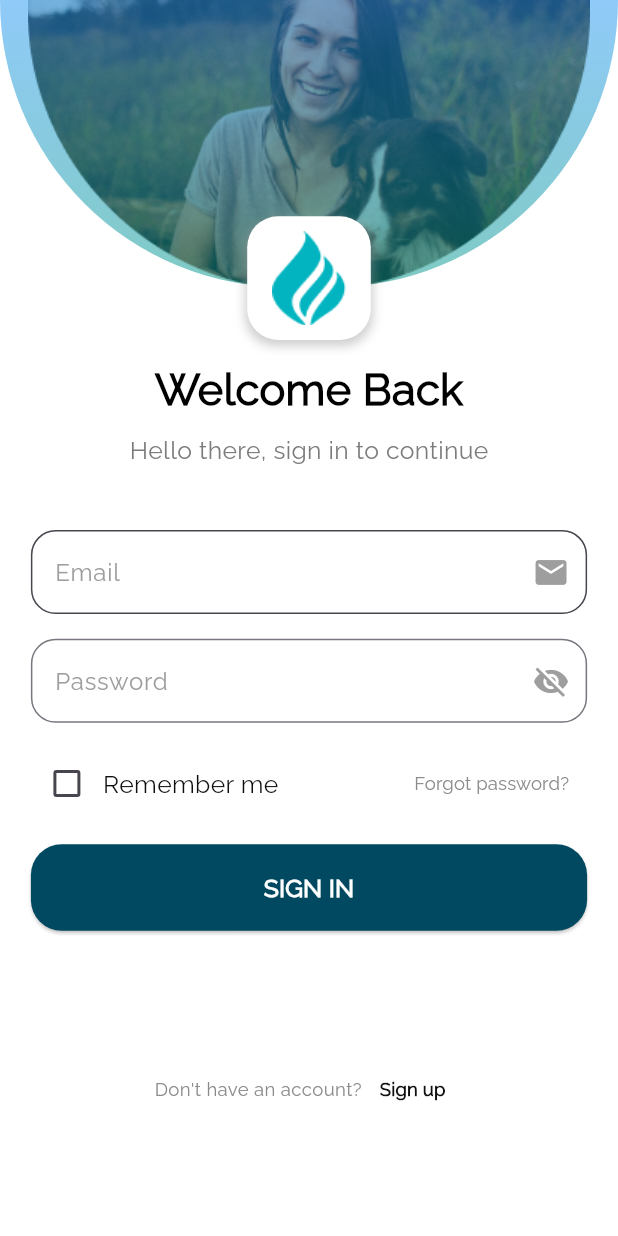
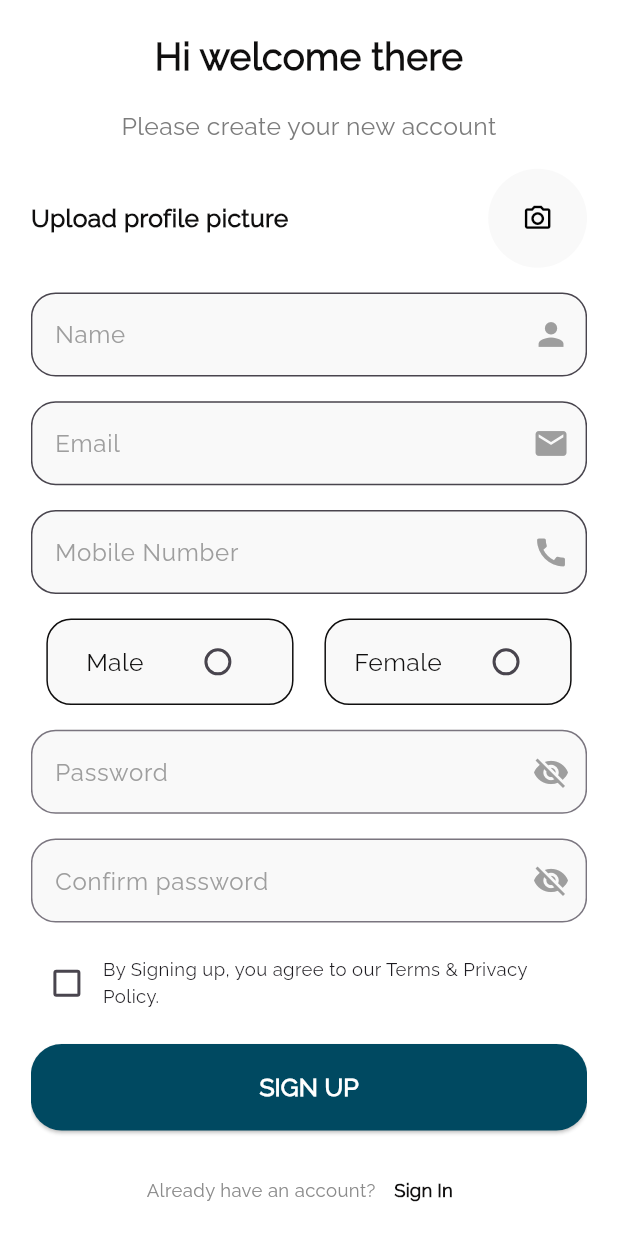
Before and after one commit to aadi-shukla/ClipCuts, a Flutter app: the screen it shows after launch, after a tap on "Sign up", on a phone screen of 412 x 824 dp. Run offline on Flutter 3.47's test engine with Material 3 defaults, Android fonts, the phone set to English and light mode, and no system bars; our stand-ins replace flutter_svg; project files that could hold a hidden picture were left out.

Commit message:
sign up screen added

```diff
--- a/clip_cuts/lib/src/features/sign_in_screen/presentation/sign_in_scren.dart
+++ b/clip_cuts/lib/src/features/sign_in_screen/presentation/sign_in_scren.dart
@@ -1,3 +1,4 @@
+import 'package:clip_cuts/src/features/sign_up_screen/presentation/sign_up_screen.dart';
 import 'package:flutter/material.dart';
 
 class SignInScreen extends StatefulWidget {
@@ -133,7 +134,7 @@ class _SignInScreenState extends State<SignInScreen> {
                   decoration: BoxDecoration(
                     color: isEmailFocused
                         ? const Color(0xff00B4BF).withOpacity(0.1)
-                        : const Color(0xffffffff),
+                        : const Color(0xfff9f9f9),
                     borderRadius: BorderRadius.circular(
                         MediaQuery.of(context).size.height * 0.02),
                   ),
@@ -188,7 +189,7 @@ class _SignInScreenState extends State<SignInScreen> {
                   decoration: BoxDecoration(
                     color: isPasswordFocused
                         ? const Color(0xff00B4BF).withOpacity(0.1)
-                        : const Color(0xffffffff),
+                        : const Color(0xfff9f9f9),
                     borderRadius: BorderRadius.circular(
                         MediaQuery.of(context).size.height * 0.02),
                   ),
@@ -320,7 +321,14 @@ class _SignInScreenState extends State<SignInScreen> {
                   ),
                 ),
                 TextButton(
-                  onPressed: () {},
+                  onPressed: () {
+                    Navigator.push(
+                      context,
+                      MaterialPageRoute(
+                        builder: (context) => const SignUpScreen(),
+                      ),
+                    );
+                  },
                   child: Text(
                     "Sign up",
                     style: TextStyle(
--- /dev/null
+++ b/clip_cuts/lib/src/features/sign_up_screen/presentation/sign_up_screen.dart
@@ -0,0 +1,536 @@
+import 'package:clip_cuts/src/features/sign_in_screen/presentation/sign_in_scren.dart';
+import 'package:flutter/material.dart';
+// import 'package:image_picker/image_picker.dart';
+
+class SignUpScreen extends StatefulWidget {
+  const SignUpScreen({super.key});
+
+  @override
+  State<SignUpScreen> createState() => _SignUpScreenState();
+}
+
+class _SignUpScreenState extends State<SignUpScreen> {
+  // XFile? _profileImage;
+  // final ImagePicker _picker = ImagePicker();
+  bool _isTermsAccepted = false;
+  bool isNameFocused = false;
+  bool isEmailFocused = false;
+  bool isPasswordFocused = false;
+  bool isConfirmPasswordFocused = false;
+  bool isMobileFocused = false;
+  bool isPasswordObsecure = true;
+  bool isConfirmPasswordObsecure = true;
+  String selectedGender = '';
+
+  // Future<void> _pickImage() async {
+  //   final XFile? pickedImage =
+  //       await _picker.pickImage(source: ImageSource.gallery);
+  //   if (pickedImage != null) {
+  //     setState(() {
+  //       _profileImage = pickedImage;
+  //     });
+  //   }
+  // }
+
+  @override
+  Widget build(BuildContext context) {
+    return Scaffold(
+      backgroundColor: const Color(0xffffffff),
+      body: SafeArea(
+        child: Padding(
+          padding: EdgeInsets.all(MediaQuery.of(context).size.width * 0.05),
+          child: SingleChildScrollView(
+            child: Column(
+              crossAxisAlignment: CrossAxisAlignment.stretch,
+              children: [
+                Text(
+                  "Hi welcome there",
+                  style: TextStyle(
+                    fontSize: MediaQuery.of(context).size.height * 0.03,
+                    fontWeight: FontWeight.bold,
+                    color: const Color(0xff100f0f),
+                  ),
+                  textAlign: TextAlign.center,
+                ),
+                SizedBox(height: MediaQuery.of(context).size.height * 0.02),
+                Text(
+                  "Please create your new account",
+                  style: TextStyle(
+                    fontSize: MediaQuery.of(context).size.height * 0.02,
+                    color: const Color(0xff7c7c7c),
+                  ),
+                  textAlign: TextAlign.center,
+                ),
+                SizedBox(height: MediaQuery.of(context).size.height * 0.02),
+                Row(
+                  mainAxisAlignment: MainAxisAlignment.spaceBetween,
+                  crossAxisAlignment: CrossAxisAlignment.center,
+                  children: [
+                    Text(
+                      "Upload profile picture",
+                      style: TextStyle(
+                        fontSize: MediaQuery.of(context).size.height * 0.02,
+                        color: const Color(0xff100f0f),
+                        fontWeight: FontWeight.bold,
+                      ),
+                    ),
+                    GestureDetector(
+                      // onTap: _pickImage,
+                      child: CircleAvatar(
+                        radius: MediaQuery.of(context).size.height * 0.04,
+                        backgroundColor: const Color(0xfff9f9f9),
+
+                        // backgroundImage: _profileImage != null
+                        //     ? FileImage(File(_profileImage!.path))
+                        //     : null,
+                        child: Icon(
+                          Icons.camera_alt_outlined,
+                          size: MediaQuery.of(context).size.height * 0.025,
+                          color: const Color(0xff000000),
+                        ),
+                      ),
+                    ),
+                  ],
+                ),
+                SizedBox(height: MediaQuery.of(context).size.height * 0.02),
+                Focus(
+                  onFocusChange: (hasFocus) {
+                    setState(() {
+                      isNameFocused = hasFocus;
+                    });
+                  },
+                  child: Container(
+                    decoration: BoxDecoration(
+                      color: isNameFocused
+                          ? const Color(0xff00B4BF).withOpacity(0.1)
+                          : const Color(0xfff9f9f9),
+                      borderRadius: BorderRadius.circular(
+                          MediaQuery.of(context).size.height * 0.02),
+                    ),
+                    child: TextField(
+                      decoration: InputDecoration(
+                        hintText: "Name",
+                        hintStyle: TextStyle(
+                          color: isNameFocused
+                              ? const Color(0xff00B4BF)
+                              : Colors.grey,
+                        ),
+                        suffixIcon: Icon(
+                          Icons.person,
+                          size: MediaQuery.of(context).size.height * 0.03,
+                          color: isNameFocused
+                              ? const Color(0xff00B4BF)
+                              : Colors.grey,
+                        ),
+                        border: OutlineInputBorder(
+                          borderRadius: BorderRadius.circular(
+                              MediaQuery.of(context).size.height * 0.02),
+                          borderSide: const BorderSide(color: Colors.grey),
+                        ),
+                        focusedBorder: OutlineInputBorder(
+                          borderRadius: BorderRadius.circular(
+                              MediaQuery.of(context).size.height * 0.02),
+                          borderSide: BorderSide(
+                              color: isNameFocused
+                                  ? const Color(0xff00B4BF)
+                                  : Colors.grey),
+                        ),
+                        filled: true,
+                        fillColor: Colors.transparent,
+                      ),
+                    ),
+                  ),
+                ),
+                SizedBox(height: MediaQuery.of(context).size.height * 0.02),
+                Focus(
+                  onFocusChange: (hasFocus) {
+                    setState(() {
+                      isEmailFocused = hasFocus;
+                    });
+                  },
+                  child: Container(
+                    decoration: BoxDecoration(
+                      color: isEmailFocused
+                          ? const Color(0xff00B4BF).withOpacity(0.1)
+                          : const Color(0xfff9f9f9),
+                      borderRadius: BorderRadius.circular(
+                          MediaQuery.of(context).size.height * 0.02),
+                    ),
+                    child: TextField(
+                      decoration: InputDecoration(
+                        // labelText: "Email",
+                        hintText: "Email",
+                        hintStyle: TextStyle(
+                          color: isEmailFocused
+                              ? const Color(0xff00B4BF)
+                              : Colors.grey,
+                        ),
+                        suffixIcon: Icon(
+                          Icons.email,
+                          size: MediaQuery.of(context).size.height * 0.03,
+                          color: isEmailFocused
+                              ? const Color(0xff00B4BF)
+                              : Colors.grey,
+                        ),
+                        border: OutlineInputBorder(
+                          borderRadius: BorderRadius.circular(
+                              MediaQuery.of(context).size.height * 0.02),
+                          borderSide: const BorderSide(color: Colors.grey),
+                        ),
+                        focusedBorder: OutlineInputBorder(
+                          borderRadius: BorderRadius.circular(
+                              MediaQuery.of(context).size.height * 0.02),
+                          borderSide: BorderSide(
+                              color: isEmailFocused
+                                  ? const Color(0xff00B4BF)
+                                  : Colors.grey),
+                        ),
+                        filled: true,
+                        fillColor: Colors.transparent,
+                      ),
+                    ),
+                  ),
+                ),
+                SizedBox(height: MediaQuery.of(context).size.height * 0.02),
+                Focus(
+                  onFocusChange: (hasFocus) {
+                    setState(() {
+                      isMobileFocused = hasFocus;
+                    });
+                  },
+                  child: Container(
+                    decoration: BoxDecoration(
+                      color: isMobileFocused
+                          ? const Color(0xff00B4BF).withOpacity(0.1)
+                          : const Color(0xfff9f9f9),
+                      borderRadius: BorderRadius.circular(
+                          MediaQuery.of(context).size.height * 0.02),
+                    ),
+                    child: TextField(
+                      decoration: InputDecoration(
+                        hintText: "Mobile Number",
+                        hintStyle: TextStyle(
+                          color: isMobileFocused
+                              ? const Color(0xff00B4BF)
+                              : Colors.grey,
+                        ),
+                        suffixIcon: Icon(
+                          Icons.call,
+                          size: MediaQuery.of(context).size.height * 0.03,
+                          color: isMobileFocused
+                              ? const Color(0xff00B4BF)
+                              : Colors.grey,
+                        ),
+                        border: OutlineInputBorder(
+                          borderRadius: BorderRadius.circular(
+                              MediaQuery.of(context).size.height * 0.02),
+                          borderSide: const BorderSide(color: Colors.grey),
+                        ),
+                        focusedBorder: OutlineInputBorder(
+                          borderRadius: BorderRadius.circular(
+                              MediaQuery.of(context).size.height * 0.02),
+                          borderSide: BorderSide(
+                              color: isMobileFocused
+                                  ? const Color(0xff00B4BF)
+                                  : Colors.grey),
+                        ),
+                        filled: true,
+                        fillColor: Colors.transparent,
+                      ),
+                      keyboardType: TextInputType.number,
+                    ),
+                  ),
+                ),
+                SizedBox(height: MediaQuery.of(context).size.height * 0.02),
+                Row(
+                  mainAxisAlignment: MainAxisAlignment.spaceAround,
+                  children: [
+                    Container(
+                      height: MediaQuery.of(context).size.height * 0.07,
+                      width: MediaQuery.of(context).size.width * 0.4,
+                      decoration: BoxDecoration(
+                        color: const Color(0xfff9f9f9),
+                        borderRadius: BorderRadius.circular(
+                          MediaQuery.of(context).size.height * 0.02,
+                        ),
+                        border: Border.all(
+                          color: const Color(0xff100f0f),
+                        ),
+                      ),
+                      child: Row(
+                        mainAxisAlignment: MainAxisAlignment.spaceEvenly,
+                        children: [
+                          Text(
+                            "Male",
+                            style: TextStyle(
+                              color: const Color(0xff100f0f),
+                              fontSize:
+                                  MediaQuery.of(context).size.height * 0.02,
+                            ),
+                          ),
+                          Radio(
+                            value: "Male",
+                            groupValue: selectedGender,
+                            activeColor: const Color(0xff00B4BF),
+                            onChanged: (value) {
+                              setState(() {
+                                selectedGender = value.toString();
+                              });
+                            },
+                          ),
+                        ],
+                      ),
+                    ),
+                    Container(
+                      height: MediaQuery.of(context).size.height * 0.07,
+                      width: MediaQuery.of(context).size.width * 0.4,
+                      decoration: BoxDecoration(
+                        color: const Color(0xfff9f9f9),
+                        borderRadius: BorderRadius.circular(
+                          MediaQuery.of(context).size.height * 0.02,
+                        ),
+                        border: Border.all(
+                          color: const Color(0xff100f0f),
+                        ),
+                      ),
+                      child: Row(
+                        mainAxisAlignment: MainAxisAlignment.spaceEvenly,
+                        children: [
+                          Text(
+                            "Female",
+                            style: TextStyle(
+                              color: const Color(0xff100f0f),
+                              fontSize:
+                                  MediaQuery.of(context).size.height * 0.02,
+                            ),
+                          ),
+                          Radio(
+                            value: "Female",
+                            groupValue: selectedGender,
+                            activeColor: const Color(0xff00B4BF),
+                            onChanged: (value) {
+                              setState(() {
+                                selectedGender = value.toString();
+                              });
+                            },
+                          ),
+                        ],
+                      ),
+                    ),
+                  ],
+                ),
+                SizedBox(height: MediaQuery.of(context).size.height * 0.02),
+                Focus(
+                  onFocusChange: (hasFocus) {
+                    setState(() {
+                      isPasswordFocused = hasFocus;
+                    });
+                  },
+                  child: Container(
+                    decoration: BoxDecoration(
+                      color: isPasswordFocused
+                          ? const Color(0xff00B4BF).withOpacity(0.1)
+                          : const Color(0xfff9f9f9),
+                      borderRadius: BorderRadius.circular(
+                          MediaQuery.of(context).size.height * 0.02),
+                    ),
+                    child: TextField(
+                      obscureText: isPasswordObsecure,
+                      decoration: InputDecoration(
+                        hintText: "Password",
+                        hintStyle: TextStyle(
+                          color: isPasswordFocused
+                              ? const Color(0xff00B4BF)
+                              : Colors.grey,
+                        ),
+                        suffixIcon: GestureDetector(
+                          onTap: () {
+                            setState(() {
+                              isPasswordObsecure =
+                                  !isPasswordObsecure; // Toggle the state
+                            });
+                          },
+                          child: Icon(
+                            isPasswordObsecure
+                                ? Icons.visibility_off
+                                : Icons.visibility,
+                            size: MediaQuery.of(context).size.height * 0.03,
+                            color: isPasswordFocused
+                                ? const Color(0xff00B4BF)
+                                : Colors.grey,
+                          ),
+                        ),
+                        border: OutlineInputBorder(
+                          borderRadius: BorderRadius.circular(
+                              MediaQuery.of(context).size.height * 0.02),
+                          borderSide: BorderSide(
+                              color: isPasswordFocused
+                                  ? const Color(0xff00B4BF)
+                                  : Colors.grey),
+                        ),
+                        focusedBorder: OutlineInputBorder(
+                          borderRadius: BorderRadius.circular(
+                              MediaQuery.of(context).size.height * 0.02),
+                          borderSide: BorderSide(
+                              color: isPasswordFocused
+                                  ? const Color(0xff00B4BF)
+                                  : Colors.grey),
+                        ),
+                      ),
+                    ),
+                  ),
+                ),
+                SizedBox(height: MediaQuery.of(context).size.height * 0.02),
+                Focus(
+                  onFocusChange: (hasFocus) {
+                    setState(() {
+                      isConfirmPasswordFocused = hasFocus;
+                    });
+                  },
+                  child: Container(
+                    decoration: BoxDecoration(
+                      color: isConfirmPasswordFocused
+                          ? const Color(0xff00B4BF).withOpacity(0.1)
+                          : const Color(0xfff9f9f9),
+                      borderRadius: BorderRadius.circular(
+                          MediaQuery.of(context).size.height * 0.02),
+                    ),
+                    child: TextField(
+                      obscureText: isConfirmPasswordObsecure,
+                      decoration: InputDecoration(
+                        hintText: "Confirm password",
+                        hintStyle: TextStyle(
+                          color: isConfirmPasswordFocused
+                              ? const Color(0xff00B4BF)
+                              : Colors.grey,
+                        ),
+                        suffixIcon: GestureDetector(
+                          onTap: () {
+                            setState(() {
+                              isConfirmPasswordObsecure =
+                                  !isConfirmPasswordObsecure; // Toggle the state
+                            });
+                          },
+                          child: Icon(
+                            isConfirmPasswordObsecure
+                                ? Icons.visibility_off
+                                : Icons.visibility,
+                            size: MediaQuery.of(context).size.height * 0.03,
+                            color: isConfirmPasswordFocused
+                                ? const Color(0xff00B4BF)
+                                : Colors.grey,
+                          ),
+                        ),
+                        border: OutlineInputBorder(
+                          borderRadius: BorderRadius.circular(
+                              MediaQuery.of(context).size.height * 0.02),
+                          borderSide: BorderSide(
+                              color: isConfirmPasswordFocused
+                                  ? const Color(0xff00B4BF)
+                                  : Colors.grey),
+                        ),
+                        focusedBorder: OutlineInputBorder(
+                          borderRadius: BorderRadius.circular(
+                              MediaQuery.of(context).size.height * 0.02),
+                          borderSide: BorderSide(
+                              color: isConfirmPasswordFocused
+                                  ? const Color(0xff00B4BF)
+                                  : Colors.grey),
+                        ),
+                      ),
+                    ),
+                  ),
+                ),
+                SizedBox(height: MediaQuery.of(context).size.height * 0.02),
+                Row(
+                  mainAxisAlignment: MainAxisAlignment.start,
+                  children: [
+                    Checkbox(
+                      value: _isTermsAccepted,
+                      activeColor: Colors.amberAccent,
+                      onChanged: (value) {
+                        setState(() {
+                          _isTermsAccepted = value!;
+                        });
+                      },
+                    ),
+                    Expanded(
+                      child: Text(
+                        "By Signing up, you agree to our Terms & Privacy Policy.",
+                        style: TextStyle(
+                            fontSize:
+                                MediaQuery.of(context).size.height * 0.015),
+                      ),
+                    ),
+                  ],
+                ),
+                SizedBox(height: MediaQuery.of(context).size.height * 0.02),
+                ElevatedButton(
+                  onPressed: () {
+                    Navigator.push(
+                      context,
+                      MaterialPageRoute(
+                        builder: (context) => const SignInScreen(),
+                      ),
+                    );
+                  },
+                  style: ElevatedButton.styleFrom(
+                    minimumSize: Size(double.infinity,
+                        MediaQuery.of(context).size.height * 0.07),
+                    shape: RoundedRectangleBorder(
+                      borderRadius: BorderRadius.circular(
+                        MediaQuery.of(context).size.height * 0.025,
+                      ),
+                    ),
+                    backgroundColor: const Color(0xff004961),
+                  ),
+                  child: Center(
+                    child: Text(
+                      "SIGN UP",
+                      style: TextStyle(
+                        color: const Color(0xffffffff),
+                        fontSize: MediaQuery.of(context).size.height * 0.02,
+                        fontWeight: FontWeight.bold,
+                      ),
+                    ),
+                  ),
+                ),
+                SizedBox(height: MediaQuery.of(context).size.height * 0.02),
+                Row(
+                  mainAxisAlignment: MainAxisAlignment.center,
+                  children: [
+                    Text(
+                      "Already have an account?",
+                      style: TextStyle(
+                        fontSize: MediaQuery.of(context).size.height * 0.015,
+                        color: const Color(0xff8b8b8b),
+                      ),
+                    ),
+                    TextButton(
+                      onPressed: () {
+                        Navigator.push(
+                          context,
+                          MaterialPageRoute(
+                            builder: (context) => const SignInScreen(),
+                          ),
+                        );
+                      },
+                      child: Text(
+                        "Sign In",
+                        style: TextStyle(
+                          fontSize: MediaQuery.of(context).size.height * 0.015,
+                          color: const Color(0xff100f0f),
+                          fontWeight: FontWeight.bold,
+                        ),
+                      ),
+                    ),
+                  ],
+                ),
+              ],
+            ),
+          ),
+        ),
+      ),
+    );
+  }
+}
--- a/clip_cuts/pubspec.yaml
+++ b/clip_cuts/pubspec.yaml
@@ -35,6 +35,7 @@ dependencies:
   # Use with the CupertinoIcons class for iOS style icons.
   cupertino_icons: ^1.0.2
   flutter_svg: ^2.0.10+1
+  # image_picker: ^1.0.5
 
 dev_dependencies:
   flutter_test:
```
